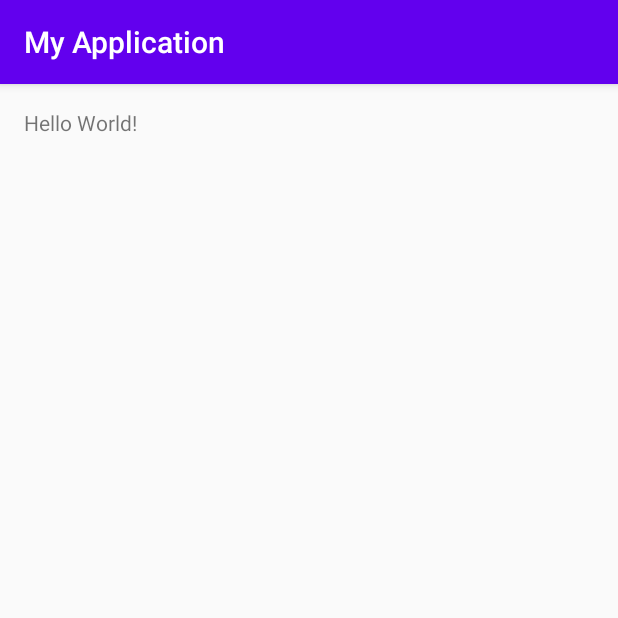
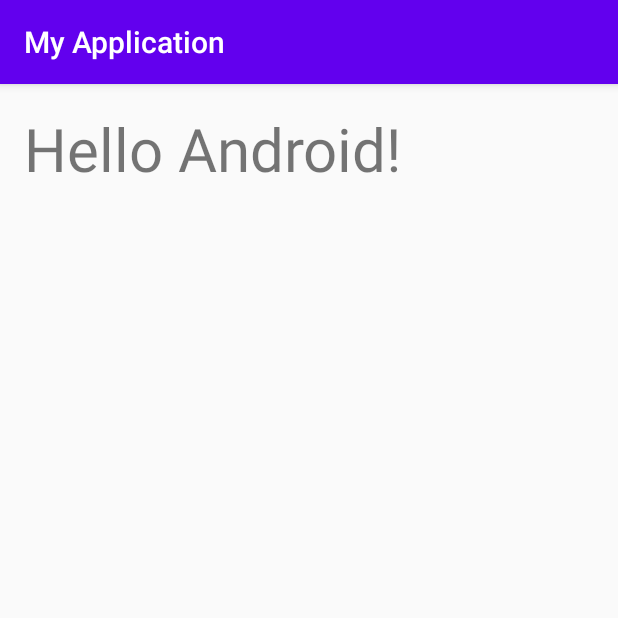
Before and after one commit to takeuchi-hn/HelloAndroidApp2, an Android app: the screen it shows after launch (MainActivity), on a phone screen of 412 x 824 dp, the top half of it. Run offline under Robolectric (Android 15) with nearby library versions, the phone set to English and light mode, and no system bars.

Commit message:
texsize:40sp

```diff
--- a/app/build.gradle
+++ b/app/build.gradle
@@ -3,8 +3,8 @@ apply plugin: 'kotlin-android'
 apply plugin: 'kotlin-android-extensions'
 
 android {
-    compileSdkVersion 31
-    buildToolsVersion "31.0.0"
+    compileSdkVersion 30
+    buildToolsVersion '30.0.3'
 
     defaultConfig {
         applicationId "jp.techacademy.taichi.takeuchi"
--- a/app/src/main/res/layout/activity_main.xml
+++ b/app/src/main/res/layout/activity_main.xml
@@ -11,8 +11,11 @@
     android:paddingTop="16dp"
     tools:context=".MainActivity">
 
+
     <TextView
         android:layout_width="wrap_content"
         android:layout_height="wrap_content"
-        android:text="Hello World!"/>
+        android:textSize="40sp"
+        android:text="Hello Android!"
+        />
 </LinearLayout>
```
